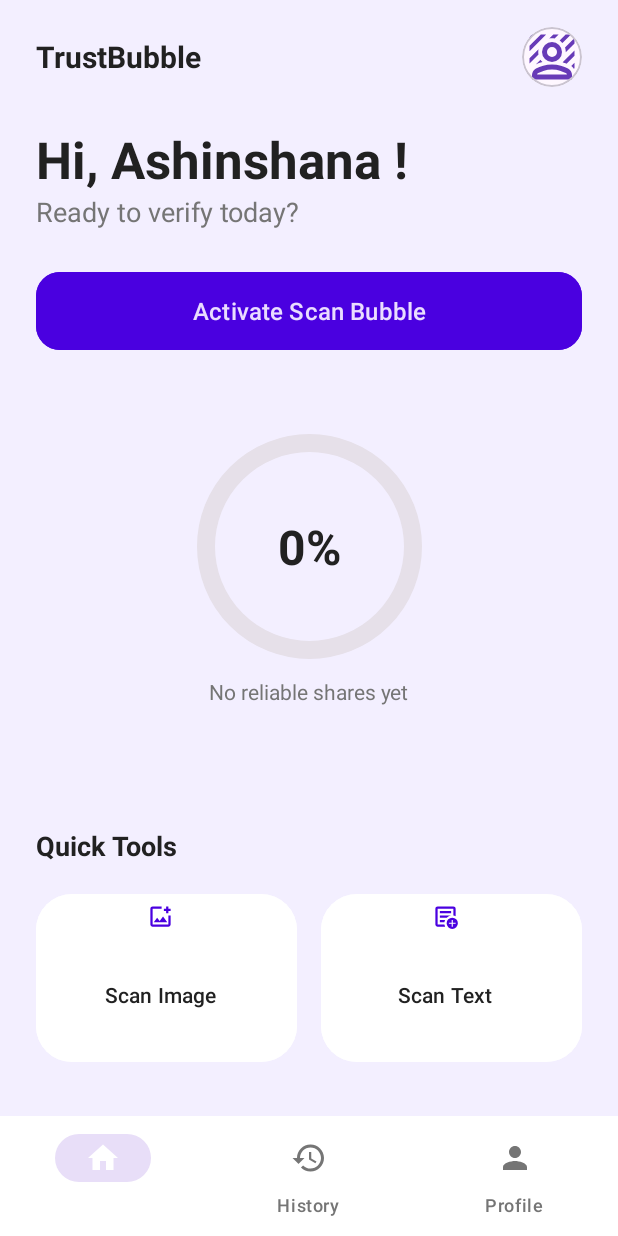
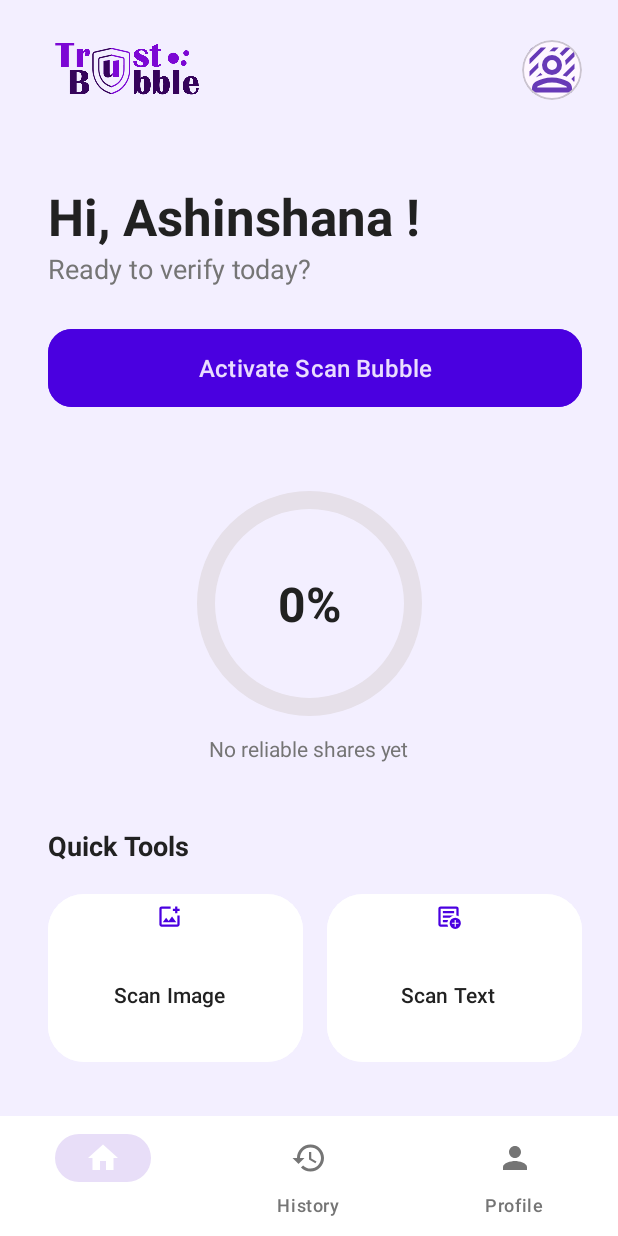
Before and after one commit to Ashiy-Ishan/Trust_bubble_fronted, an Android app: the screen it shows after launch (MainActivity), on a phone screen of 412 x 824 dp. Run offline under Robolectric (Android 15) with nearby library versions, the phone set to English and light mode, and no system bars; our stand-ins replace navigation-ui.

Commit message:
top logo

```diff
--- a/app/src/main/res/layout/fragment_home.xml
+++ b/app/src/main/res/layout/fragment_home.xml
@@ -9,18 +9,30 @@
     tools:context=".ui.HomeFragment">
 
     <!-- Top Bar with Logo and Profile Picture -->
-    <TextView
-        android:id="@+id/tv_logo"
-        android:layout_width="wrap_content"
-        android:layout_height="wrap_content"
-        android:layout_marginStart="24dp"
-        android:layout_marginTop="24dp"
-        android:text="TrustBubble"
-        android:textColor="@color/text_color_primary"
-        android:textSize="20sp"
-        android:textStyle="bold"
+<!--    <TextView-->
+<!--        android:id="@+id/tv_logo"-->
+<!--        android:layout_width="wrap_content"-->
+<!--        android:layout_height="wrap_content"-->
+<!--        android:layout_marginStart="24dp"-->
+<!--        android:layout_marginTop="24dp"-->
+<!--        android:text="TrustBubble"-->
+<!--        android:textColor="@color/text_color_primary"-->
+<!--        android:textSize="20sp"-->
+<!--        android:textStyle="bold"-->
+<!--        app:layout_constraintStart_toStartOf="parent"-->
+<!--        app:layout_constraintTop_toTopOf="parent" />-->
+
+    <ImageView
+        android:id="@+id/ivLogo"
+        android:layout_width="105dp"
+        android:layout_height="85dp"
+        android:layout_marginStart="32dp"
+        android:layout_marginTop="4dp"
+        android:contentDescription="App Logo"
+        android:src="@drawable/logo"
         app:layout_constraintStart_toStartOf="parent"
         app:layout_constraintTop_toTopOf="parent" />
+
 
     <com.google.android.material.card.MaterialCardView
         android:id="@+id/card_profile"
@@ -29,8 +41,8 @@
         android:layout_marginEnd="24dp"
         app:cardCornerRadius="20dp"
         app:layout_constraintEnd_toEndOf="parent"
-        app:layout_constraintTop_toTopOf="@id/tv_logo"
-        app:layout_constraintBottom_toBottomOf="@id/tv_logo">
+        app:layout_constraintTop_toTopOf="@+id/ivLogo"
+        app:layout_constraintBottom_toBottomOf="@+id/ivLogo">
 
         <ImageView
             android:id="@+id/profile_image"
@@ -51,9 +63,9 @@
         android:textColor="@color/text_color_primary"
         android:textSize="34sp"
         android:textStyle="bold"
-        app:layout_constraintStart_toStartOf="@id/tv_logo"
+        app:layout_constraintStart_toStartOf="@+id/ivLogo"
         app:layout_constraintEnd_toEndOf="parent"
-        app:layout_constraintTop_toBottomOf="@id/tv_logo" />
+        app:layout_constraintTop_toBottomOf="@+id/ivLogo" />
 
     <TextView
         android:id="@+id/tv_greeting_subtitle"
@@ -77,7 +89,7 @@
         app:cornerRadius="16dp"
         android:backgroundTint="@color/brand_purple"
         app:layout_constraintEnd_toEndOf="@id/card_profile"
-        app:layout_constraintStart_toStartOf="@id/tv_logo"
+        app:layout_constraintStart_toStartOf="@+id/ivLogo"
         app:layout_constraintTop_toBottomOf="@id/tv_greeting_subtitle" />
 
     <!-- Progress Section -->
@@ -131,7 +143,7 @@
         android:textSize="18sp"
         android:textStyle="bold"
         app:layout_constraintBottom_toTopOf="@id/ll_quick_tools"
-        app:layout_constraintStart_toStartOf="@id/tv_logo" />
+        app:layout_constraintStart_toStartOf="@+id/ivLogo" />
 
     <LinearLayout
         android:id="@+id/ll_quick_tools"
@@ -141,7 +153,7 @@
         android:layout_marginBottom="32dp"
         app:layout_constraintBottom_toBottomOf="parent"
         app:layout_constraintEnd_toEndOf="@id/card_profile"
-        app:layout_constraintStart_toStartOf="@id/tv_logo">
+        app:layout_constraintStart_toStartOf="@+id/ivLogo">
 
         <com.google.android.material.button.MaterialButton
             android:id="@+id/btn_scan_image"
```
Also changed, not shown: app/src/main/res/drawable/logo.png (added).
